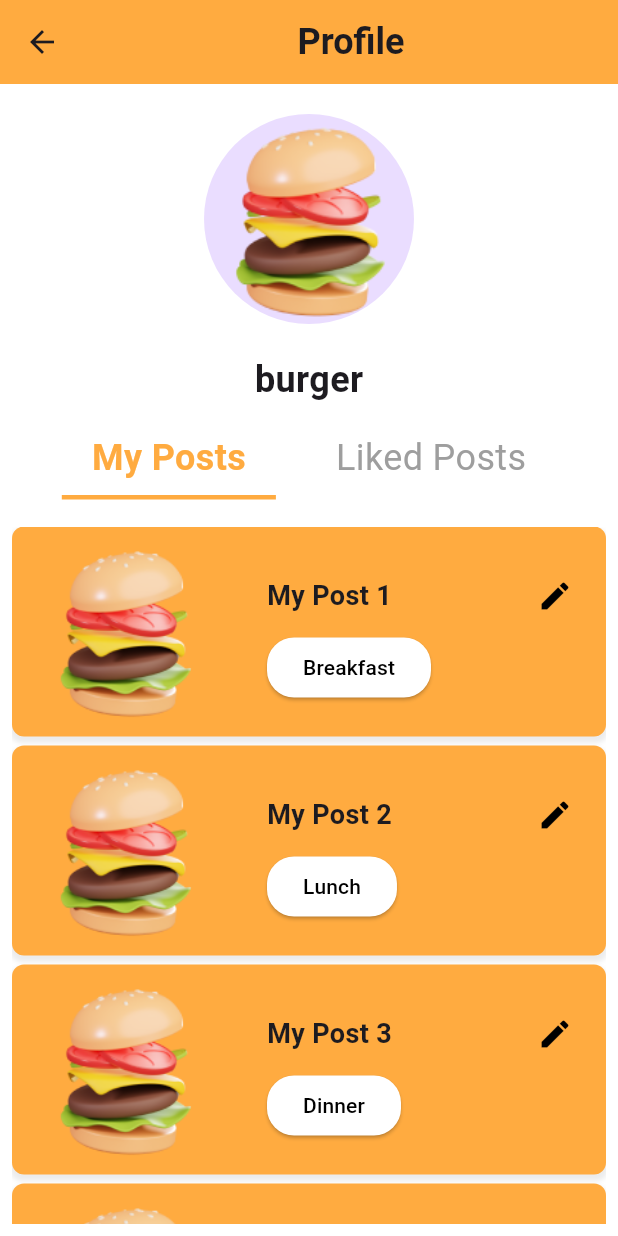
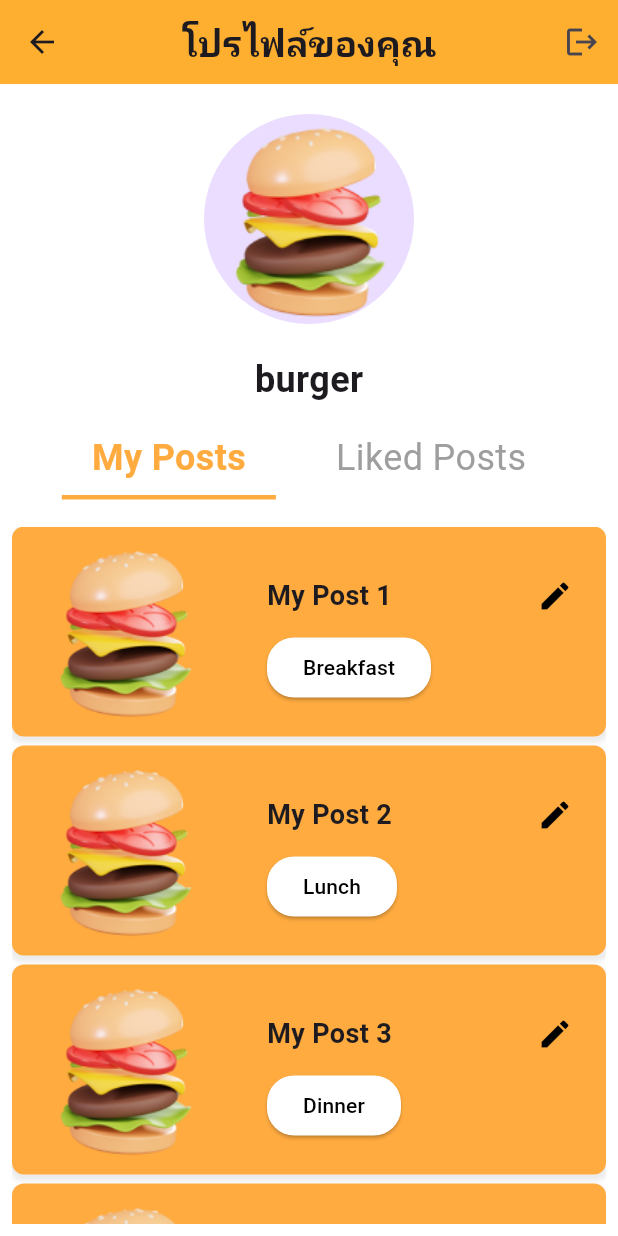
Before and after one commit to phritnakgate/softdev_foodblog_frontend, a Flutter app: the ProfileWidget screen opened by its route, on a phone screen of 412 x 824 dp. Run offline on Flutter 3.47's test engine with Material 3 defaults, Android fonts, the phone set to English and light mode, and no system bars; our stand-ins replace flutter_dotenv, google_fonts, image_picker, page_transition, shared_preferences; missing offline and left inert: dart_jsonwebtoken, iconify_flutter; accounts and stored records are empty; network calls fail; Roboto replaces fonts that are missing (Kanit).

Commit message:
feat(authorixation): login,logout

```diff
--- a/lib/screens/home_screen.dart
+++ b/lib/screens/home_screen.dart
@@ -3,6 +3,7 @@ import 'package:iconify_flutter/iconify_flutter.dart';
 import 'package:iconify_flutter/icons/bi.dart';
 import 'package:iconify_flutter/icons/majesticons.dart';
 import 'package:softdev_foodblog_frontend/repositories/authen_repositories.dart';
+import 'package:softdev_foodblog_frontend/screens/create_recipe_screen.dart';
 import 'package:softdev_foodblog_frontend/screens/nologin_screen.dart';
 import 'package:softdev_foodblog_frontend/widgets/home_screen/home_widgets.dart';
 
@@ -38,8 +39,8 @@ class _HomeScreenState extends State<HomeScreen> {
     List<Widget> widgetOptions = <Widget>[
       const HomeWidget(),
       const SearchWidget(),
-      const Placeholder(),
-      const Placeholder(),
+      isLogin ? const CreateRecipeScreen() : const NoLoginScreen(),
+      isLogin ? const Placeholder() : const NoLoginScreen(),
       isLogin ? const ProfileWidget() : const NoLoginScreen(),
     ];
     return Scaffold(
--- a/lib/screens/screens.dart
+++ b/lib/screens/screens.dart
@@ -2,3 +2,4 @@ export 'home_screen.dart';
 export 'login_screen.dart';
 export 'register_screen.dart';
 export 'view_recipe_screen.dart';
+export 'create_recipe_screen.dart';
--- a/lib/widgets/home_screen/profile_widget.dart
+++ b/lib/widgets/home_screen/profile_widget.dart
@@ -1,4 +1,8 @@
 import 'package:flutter/material.dart';
+import 'package:shared_preferences/shared_preferences.dart';
+import 'package:softdev_foodblog_frontend/repositories/authen_repositories.dart';
+import 'package:flutter_dotenv/flutter_dotenv.dart';
+import 'package:dart_jsonwebtoken/dart_jsonwebtoken.dart';
 import 'package:softdev_foodblog_frontend/widgets/profile_screen/switch_widget.dart';
 
 class ProfileWidget extends StatefulWidget {
@@ -10,6 +14,19 @@ class ProfileWidget extends StatefulWidget {
 
 class _ProfileWidgetState extends State<ProfileWidget> {
   bool showPosts = true;
+  int userId = -1;
+
+  @override
+  void initState() {
+    super.initState();
+    AuthenticationRepositories().getToken().then((value) {
+      setState(() {
+        userId = JWT
+            .verify(value, SecretKey(dotenv.env['ACCESS_SECRET_KEY']!))
+            .payload['user_id'];
+      });
+    });
+  }
 
   // Example data for "My Posts" and "Liked Posts"
   List<String> myPosts = ['My Post 1', 'My Post 2', 'My Post 3', 'My Post 4'];
@@ -20,21 +37,30 @@ class _ProfileWidgetState extends State<ProfileWidget> {
 
   @override
   Widget build(BuildContext context) {
+    AuthenticationRepositories().getUserData(userId);
     List<String> currentList = showPosts ? myPosts : likedPosts;
 
     return Scaffold(
       backgroundColor: Colors.white,
       appBar: AppBar(
-        title: const Center(
-          child: Text(
-            'Profile',
-            style: TextStyle(
-              fontSize: 24,
-              fontWeight: FontWeight.bold,
-            ),
+        centerTitle: true,
+        actions: [
+          IconButton(
+            onPressed: () {
+              final payload = AuthenticationRepositories().logout(userId);
+              Navigator.pushReplacementNamed(context, "/");
+            },
+            icon: const Icon(Icons.logout),
+          ),
+        ],
+        title: const Text(
+          'โปรไฟล์ของคุณ',
+          style: TextStyle(
+            fontSize: 24,
+            fontWeight: FontWeight.bold,
           ),
         ),
-        backgroundColor: Colors.orangeAccent,
+        backgroundColor: Theme.of(context).primaryColor,
       ),
       body: Column(
         mainAxisAlignment: MainAxisAlignment.start,
--- a/pubspec.yaml
+++ b/pubspec.yaml
@@ -16,6 +16,9 @@ dependencies:
   iconify_flutter: ^0.0.5
   page_transition: ^2.1.0
   shared_preferences: ^2.3.2
+  intl: ^0.19.0
+  dart_jsonwebtoken: ^2.14.1
+  flutter_dotenv: ^5.2.1
 
 dev_dependencies:
   flutter_test:
@@ -27,3 +30,4 @@ flutter:
   assets:
     - lib/images/burger.png
     - lib/images/buritto.png
+    - .env
```
Also changed, not shown: lib/main.dart (+20 -1 lines), lib/repositories/authen_repositories.dart (+58 -22 lines), lib/screens/create_recipe_screen.dart (+4 -4 lines), lib/screens/edit_recipe_screen.dart (+4 -4 lines), lib/screens/login_screen.dart (+31 -6 lines), lib/screens/register_screen.dart (+19 -10 lines), pubspec.lock, 1 other file.
